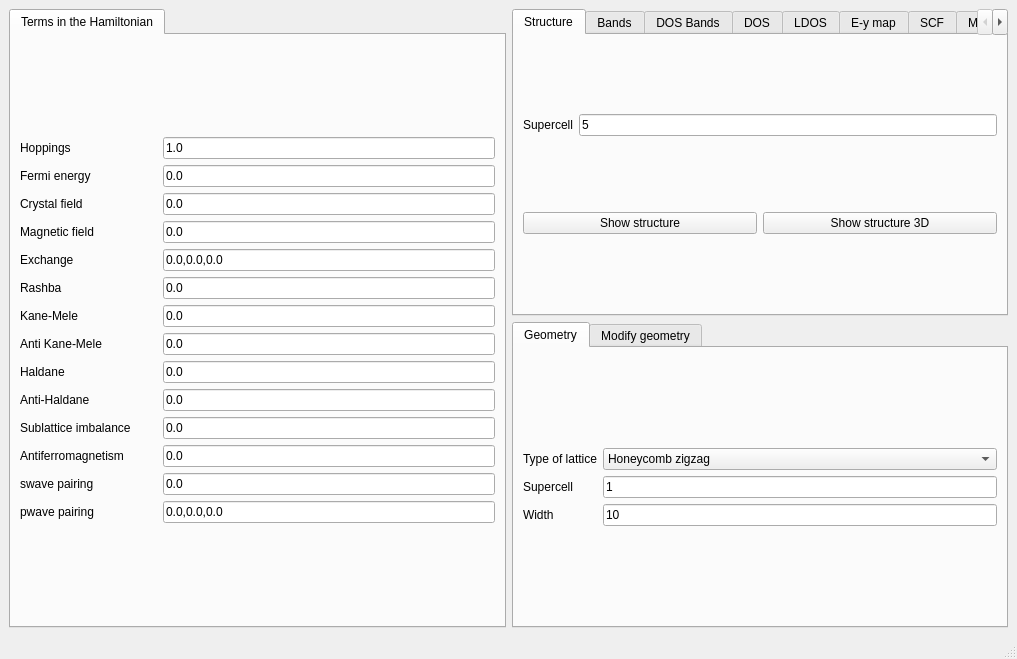
Qt form interface-pyqt/1d/interface.ui (joselado/quantum-lattice) before a commit.
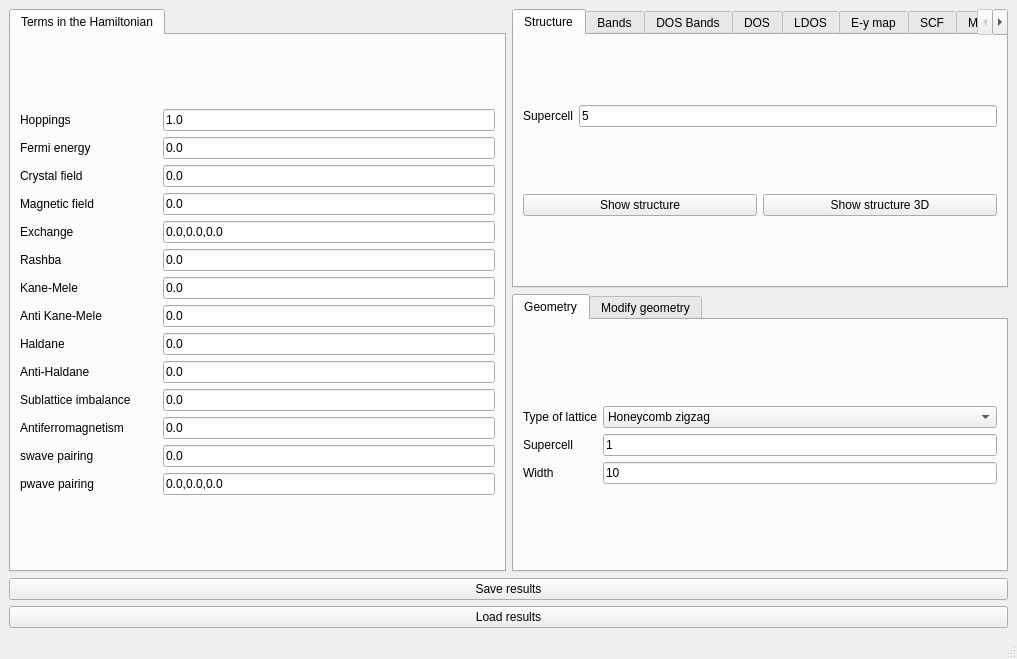
The same form after that commit.

Commit message: Add save/load of interface state (parameters + results since last change)

Diff of the .ui file:
```diff
--- a/interface-pyqt/1d/interface.ui
+++ b/interface-pyqt/1d/interface.ui
@@ -1248,6 +1248,20 @@
       </widget>
      </widget>
     </item>
+    <item row="2" column="0" colspan="2">
+     <widget class="QPushButton" name="save_results">
+      <property name="text">
+       <string>Save results</string>
+      </property>
+     </widget>
+    </item>
+    <item row="3" column="0" colspan="2">
+     <widget class="QPushButton" name="load_results">
+      <property name="text">
+       <string>Load results</string>
+      </property>
+     </widget>
+    </item>
    </layout>
   </widget>
   <widget class="QMenuBar" name="menubar">
```
The commit also changes 43 other files.
